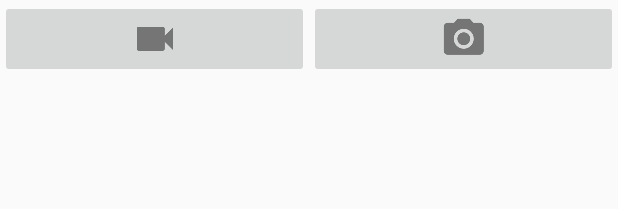
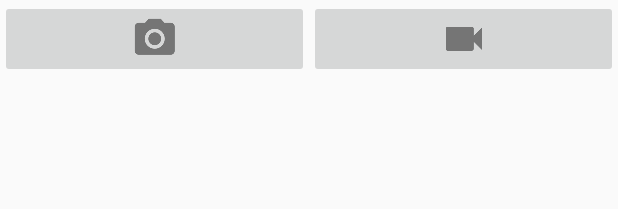
Before and after one commit to JackTrbosjek/TrafficApplication, an Android app: the layout fragment_home.xml on its own in the app's theme, with its tools: preview values and no code run, on a phone screen of 412 x 824 dp. Shown: the top 209 px of the screen. Run offline under Robolectric (Android 15) with nearby library versions, the phone set to English and light mode, and no system bars.

Commit message:
sync files in progress

```diff
--- a/app/src/main/java/diplomski/jakov/trafficapplication/dimodule/NetComponent.java
+++ b/app/src/main/java/diplomski/jakov/trafficapplication/dimodule/NetComponent.java
@@ -4,6 +4,7 @@ import javax.inject.Singleton;
 
 import dagger.Component;
 import diplomski.jakov.trafficapplication.ActivateActivity;
+import diplomski.jakov.trafficapplication.HomeFragment;
 import diplomski.jakov.trafficapplication.LoginActivity;
 import diplomski.jakov.trafficapplication.RegisterActivity;
 
@@ -13,4 +14,5 @@ public interface NetComponent {
     void inject(LoginActivity activity);
     void inject(RegisterActivity activity);
     void inject(ActivateActivity activity);
+    void inject(HomeFragment fragment);
 }
--- /dev/null
+++ b/app/src/main/java/diplomski/jakov/trafficapplication/services/DynamicResourceService.java
@@ -0,0 +1,5 @@
+package diplomski.jakov.trafficapplication.services;
+
+public interface DynamicResourceService {
+
+}
--- a/app/src/main/res/layout/fragment_home.xml
+++ b/app/src/main/res/layout/fragment_home.xml
@@ -3,19 +3,27 @@
     xmlns:tools="http://schemas.android.com/tools"
     android:layout_width="match_parent"
     android:layout_height="match_parent"
-    tools:context="diplomski.jakov.trafficapplication.HomeFragment">
+    tools:context="diplomski.jakov.trafficapplication.HomeFragment"
+    android:orientation="vertical">
 
-    <ImageButton
-        android:id="@+id/camera_video"
-        android:layout_width="wrap_content"
+    <LinearLayout
+        android:layout_width="match_parent"
         android:layout_height="wrap_content"
-        android:layout_weight="1"
-        app:srcCompat="@drawable/ic_camera_video" />
+        android:orientation="horizontal">
 
-    <ImageButton
-        android:id="@+id/camera_picture"
-        android:layout_width="wrap_content"
-        android:layout_height="wrap_content"
-        android:layout_weight="1"
-        app:srcCompat="@drawable/ic_camera_picture" />
+        <ImageButton
+            android:id="@+id/camera_picture"
+            android:layout_width="wrap_content"
+            android:layout_height="wrap_content"
+            android:layout_weight="1"
+            app:srcCompat="@drawable/ic_camera_picture" />
+
+        <ImageButton
+            android:id="@+id/camera_video"
+            android:layout_width="wrap_content"
+            android:layout_height="wrap_content"
+            android:layout_weight="1"
+            app:srcCompat="@drawable/ic_camera_video" />
+    </LinearLayout>
+
 </LinearLayout>
```
Also changed, not shown: app/src/main/AndroidManifest.xml (+4 -4 lines), app/src/main/java/diplomski/jakov/trafficapplication/HomeFragment.java (+21 -3 lines), app/src/main/java/diplomski/jakov/trafficapplication/dimodule/NetModule.java (+14 -0 lines), app/src/main/java/diplomski/jakov/trafficapplication/models/FileUploadResponse.java (added, +32 -0 lines), app/src/main/java/diplomski/jakov/trafficapplication/services/FileService.java (added, +18 -0 lines), app/src/main/java/diplomski/jakov/trafficapplication/services/FileUploadService.java (added, +56 -0 lines).
